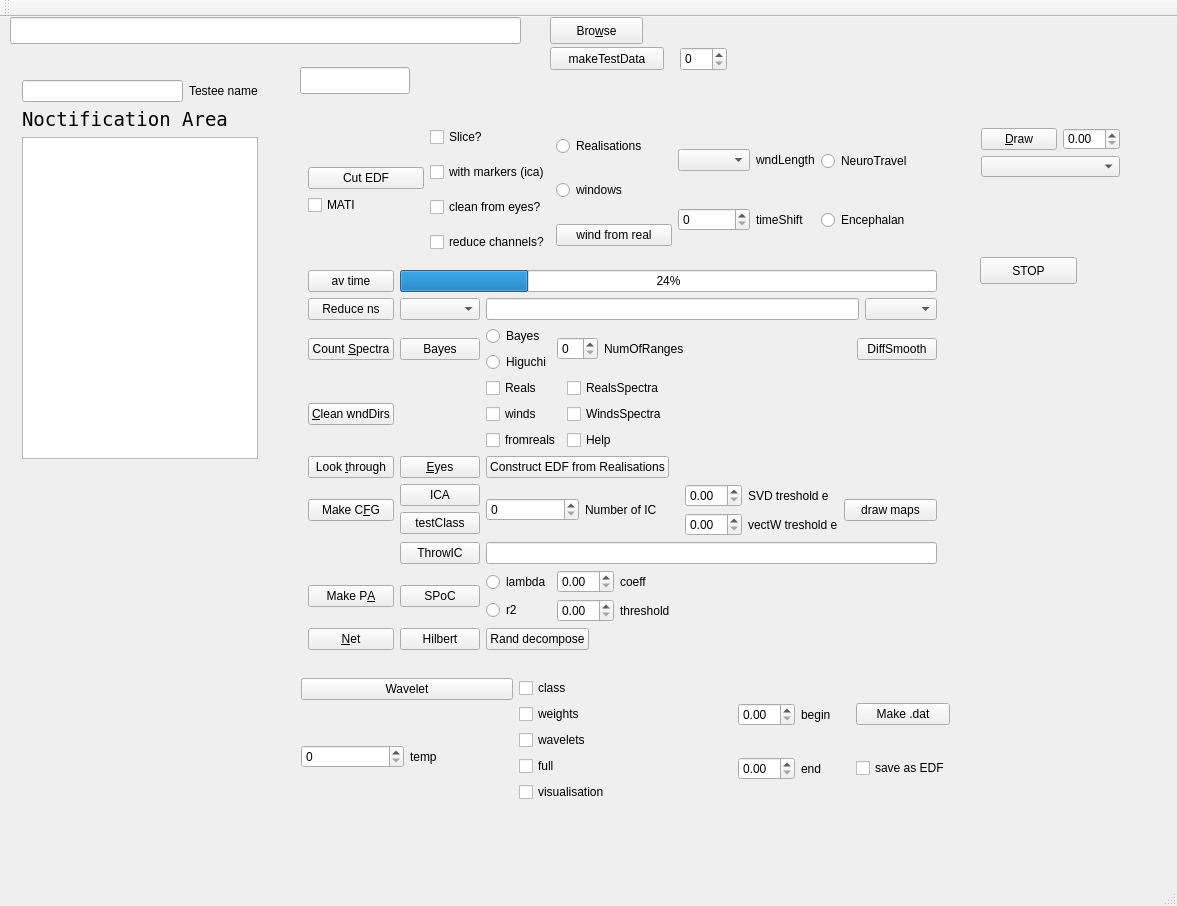
Old version of the form mainwindow.ui in the repository ArtfulVampire/SecondGUIrepo.
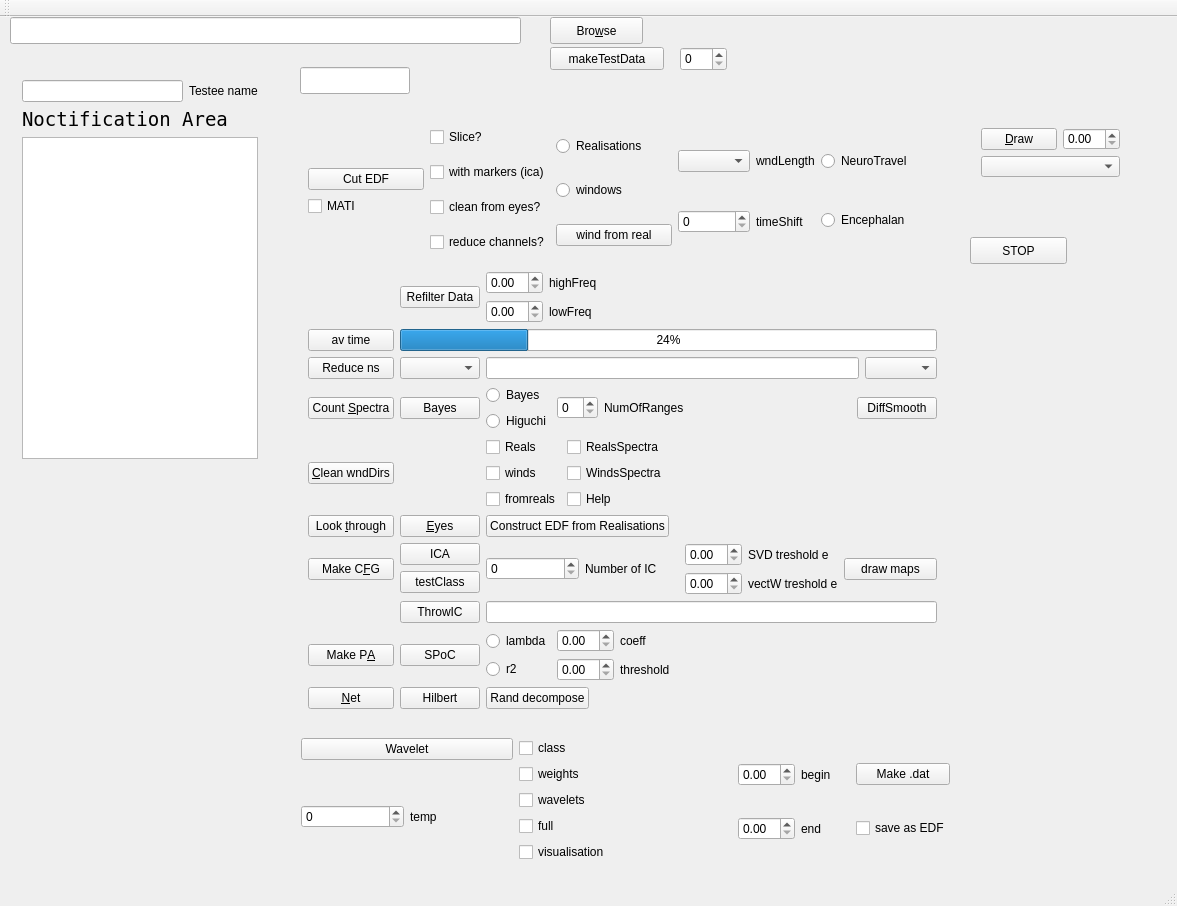
New version of the form.

Diff of the .ui file:
```diff
--- a/mainwindow.ui
+++ b/mainwindow.ui
@@ -59,18 +59,18 @@
       <x>297</x>
       <y>90</y>
       <width>651</width>
-      <height>554</height>
+      <height>613</height>
      </rect>
     </property>
     <layout class="QGridLayout" name="gridLayout_2">
-     <item row="3" column="0">
+     <item row="4" column="0">
       <widget class="QPushButton" name="countSpectra">
        <property name="text">
         <string>Count &amp;Spectra</string>
        </property>
       </widget>
      </item>
-     <item row="4" column="2">
+     <item row="5" column="2">
       <layout class="QGridLayout" name="gridLayout_5">
        <item row="0" column="0">
         <widget class="QCheckBox" name="cleanRealisationsCheckBox">
@@ -155,14 +155,14 @@
        </item>
       </layout>
      </item>
-     <item row="3" column="1">
+     <item row="4" column="1">
       <widget class="QPushButton" name="BayesPushButton">
        <property name="text">
         <string>Bayes</string>
        </property>
       </widget>
      </item>
-     <item row="3" column="2">
+     <item row="4" column="2">
       <layout class="QHBoxLayout" name="horizontalLayout_8">
        <item>
         <layout class="QVBoxLayout" name="verticalLayout_8">
@@ -214,13 +214,20 @@
        </item>
       </layout>
      </item>
-     <item row="1" column="0">
+     <item row="2" column="0">
       <widget class="QPushButton" name="avTimeButton">
        <property name="text">
         <string>av time</string>
        </property>
       </widget>
      </item>
+     <item row="10" column="1">
+      <widget class="QPushButton" name="hilbertPushButton">
+       <property name="text">
+        <string>Hilbert</string>
+       </property>
+      </widget>
+     </item>
      <item row="0" column="0" colspan="3">
       <layout class="QHBoxLayout" name="horizontalLayout_2">
        <item>
@@ -368,21 +375,21 @@
        </item>
       </layout>
      </item>
-     <item row="5" column="0">
+     <item row="6" column="0">
       <widget class="QPushButton" name="cut_e">
        <property name="text">
         <string>Look &amp;through</string>
        </property>
       </widget>
      </item>
-     <item row="5" column="1">
+     <item row="6" column="1">
       <widget class="QPushButton" name="eyesButton">
        <property name="text">
         <string>&amp;Eyes</string>
        </property>
       </widget>
      </item>
-     <item row="6" column="1">
+     <item row="7" column="1">
       <layout class="QVBoxLayout" name="verticalLayout_13">
        <item>
         <widget class="QPushButton" name="icaPushButton">
@@ -400,31 +407,31 @@
        </item>
       </layout>
      </item>
-     <item row="2" column="1">
+     <item row="3" column="1">
       <widget class="QComboBox" name="reduceChannelsComboBox"/>
      </item>
-     <item row="6" column="0">
+     <item row="7" column="0">
       <widget class="QPushButton" name="makeCFG">
        <property name="text">
         <string>Make C&amp;FG</string>
        </property>
       </widget>
      </item>
-     <item row="9" column="1">
-      <widget class="QPushButton" name="hilbertPushButton">
+     <item row="3" column="0">
+      <widget class="QPushButton" name="reduceChannesPushButton">
        <property name="text">
-        <string>Hilbert</string>
+        <string>Reduce ns</string>
        </property>
       </widget>
      </item>
-     <item row="4" column="0">
+     <item row="5" column="0">
       <widget class="QPushButton" name="cleanDirsButton">
        <property name="text">
         <string>&amp;Clean wndDirs</string>
        </property>
       </widget>
      </item>
-     <item row="5" column="2">
+     <item row="6" column="2">
       <layout class="QHBoxLayout" name="horizontalLayout_4">
        <item>
         <widget class="QPushButton" name="constructEdfButton">
@@ -448,7 +455,7 @@
        </item>
       </layout>
      </item>
-     <item row="2" column="2">
+     <item row="3" column="2">
       <layout class="QHBoxLayout" name="horizontalLayout_5">
        <item>
         <widget class="QLineEdit" name="reduceChannelsLineEdit"/>
@@ -458,28 +465,35 @@
        </item>
       </layout>
      </item>
-     <item row="2" column="0">
-      <widget class="QPushButton" name="reduceChannesPushButton">
-       <property name="text">
-        <string>Reduce ns</string>
-       </property>
-      </widget>
-     </item>
-     <item row="9" column="0">
-      <widget class="QPushButton" name="netButton">
-       <property name="text">
-        <string>&amp;Net</string>
-       </property>
-      </widget>
-     </item>
-     <item row="1" column="1" colspan="2">
+     <item row="2" column="1" colspan="2">
       <widget class="QProgressBar" name="progressBar">
        <property name="value">
         <number>24</number>
        </property>
       </widget>
      </item>
-     <item row="6" column="2">
+     <item row="9" column="1">
+      <widget class="QPushButton" name="spocPushButton">
+       <property name="text">
+        <string>SPoC</string>
+       </property>
+      </widget>
+     </item>
+     <item row="10" column="0">
+      <widget class="QPushButton" name="netButton">
+       <property name="text">
+        <string>&amp;Net</string>
+       </property>
+      </widget>
+     </item>
+     <item row="9" column="0">
+      <widget class="QPushButton" name="makePA">
+       <property name="text">
+        <string>Make P&amp;A</string>
+       </property>
+      </widget>
+     </item>
+     <item row="7" column="2">
       <layout class="QHBoxLayout" name="horizontalLayout_6">
        <item>
         <layout class="QHBoxLayout" name="horizontalLayout_10">
@@ -529,23 +543,6 @@
       </layout>
      </item>
      <item row="8" column="1">
-      <widget class="QPushButton" name="spocPushButton">
-       <property name="text">
-        <string>SPoC</string>
-       </property>
-      </widget>
-     </item>
-     <item row="8" column="0">
-      <widget class="QPushButton" name="makePA">
-       <property name="text">
-        <string>Make P&amp;A</string>
-       </property>
-      </widget>
-     </item>
-     <item row="7" column="2">
-      <widget class="QLineEdit" name="throwICLineEdit"/>
-     </item>
-     <item row="7" column="1">
       <widget class="QPushButton" name="throwICPushButton">
        <property name="text">
         <string>ThrowIC</string>
@@ -553,6 +550,9 @@
       </widget>
      </item>
      <item row="8" column="2">
+      <widget class="QLineEdit" name="throwICLineEdit"/>
+     </item>
+     <item row="9" column="2">
       <layout class="QHBoxLayout" name="horizontalLayout_11">
        <item>
         <layout class="QVBoxLayout" name="verticalLayout_11"/>
@@ -614,7 +614,7 @@
        </item>
       </layout>
      </item>
-     <item row="9" column="2">
+     <item row="10" column="2">
       <layout class="QHBoxLayout" name="horizontalLayout_12">
        <item>
         <widget class="QPushButton" name="randomDecomposePushButton">
@@ -638,6 +638,63 @@
        </item>
       </layout>
      </item>
+     <item row="1" column="1">
+      <widget class="QPushButton" name="refilterDataPushButton">
+       <property name="text">
+        <string>Refilter Data</string>
+       </property>
+      </widget>
+     </item>
+     <item row="1" column="2">
+      <layout class="QGridLayout" name="gridLayout_7">
+       <item row="0" column="0">
+        <widget class="QDoubleSpinBox" name="highFreqFilterDoubleSpinBox"/>
+       </item>
+       <item row="0" column="1">
+        <widget class="QLabel" name="label_14">
+         <property name="text">
+          <string>highFreq</string>
+         </property>
+        </widget>
+       </item>
+       <item row="0" column="2">
+        <spacer name="horizontalSpacer_8">
+         <property name="orientation">
+          <enum>Qt::Horizontal</enum>
+         </property>
+         <property name="sizeHint" stdset="0">
+          <size>
+           <width>40</width>
+           <height>20</height>
+          </size>
+         </property>
+        </spacer>
+       </item>
+       <item row="1" column="0">
+        <widget class="QDoubleSpinBox" name="lowFreqFilterDoubleSpinBox"/>
+       </item>
+       <item row="1" column="1">
+        <widget class="QLabel" name="label_15">
+         <property name="text">
+          <string>lowFreq</string>
+         </property>
+        </widget>
+       </item>
+       <item row="1" column="2">
+        <spacer name="horizontalSpacer_9">
+         <property name="orientation">
+          <enum>Qt::Horizontal</enum>
+         </property>
+         <property name="sizeHint" stdset="0">
+          <size>
+           <width>40</width>
+           <height>20</height>
+          </size>
+         </property>
+        </spacer>
+       </item>
+      </layout>
+     </item>
     </layout>
    </widget>
    <widget class="QWidget" name="layoutWidget">
@@ -714,8 +771,8 @@
    <widget class="QPushButton" name="stopButton">
     <property name="geometry">
      <rect>
-      <x>980</x>
-      <y>240</y>
+      <x>970</x>
+      <y>220</y>
       <width>97</width>
       <height>27</height>
      </rect>
@@ -728,7 +785,7 @@
     <property name="geometry">
      <rect>
       <x>290</x>
-      <y>650</y>
+      <y>710</y>
       <width>671</width>
       <height>151</height>
      </rect>
```
